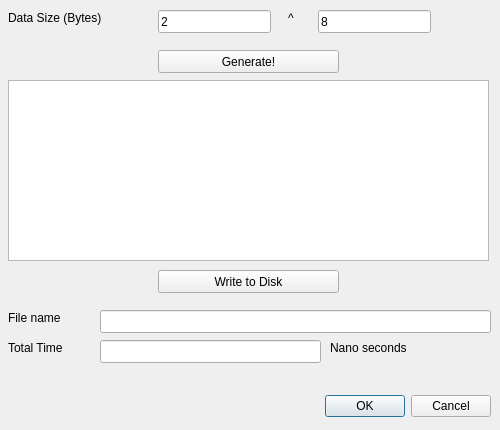
Qt form DEExp/writedatadialog.ui (yunhasnawa/DEExp) before a commit.
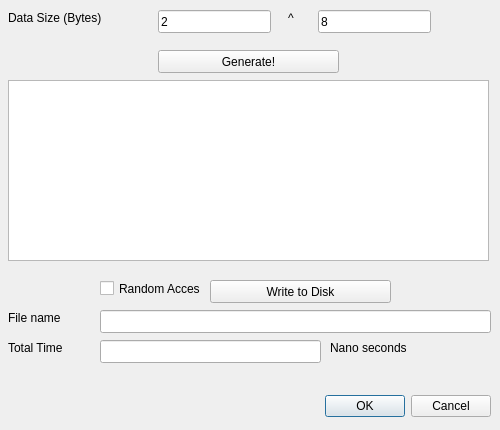
The same form after that commit.

Commit message: Write data random access mode.

Patch:
```diff
--- a/DEExp/writedatadialog.ui
+++ b/DEExp/writedatadialog.ui
@@ -68,8 +68,8 @@
   <widget class="QPushButton" name="pbtWriteToDisk">
    <property name="geometry">
     <rect>
-     <x>158</x>
-     <y>270</y>
+     <x>210</x>
+     <y>280</y>
      <width>181</width>
      <height>23</height>
     </rect>
@@ -176,6 +176,19 @@
     </rect>
    </property>
   </widget>
+  <widget class="QCheckBox" name="cbxRandom">
+   <property name="geometry">
+    <rect>
+     <x>100</x>
+     <y>280</y>
+     <width>101</width>
+     <height>17</height>
+    </rect>
+   </property>
+   <property name="text">
+    <string>Random Access</string>
+   </property>
+  </widget>
  </widget>
  <resources/>
  <connections>
```
The commit also changes 23 other files.
